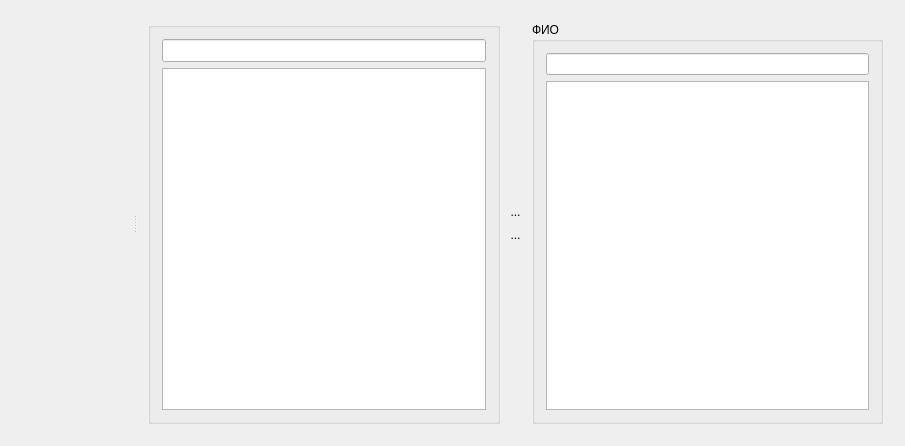
The window that src/zviewgroups.ui (SergeyZaz/Cleaning) describes before a commit, drawn with Qt 5.
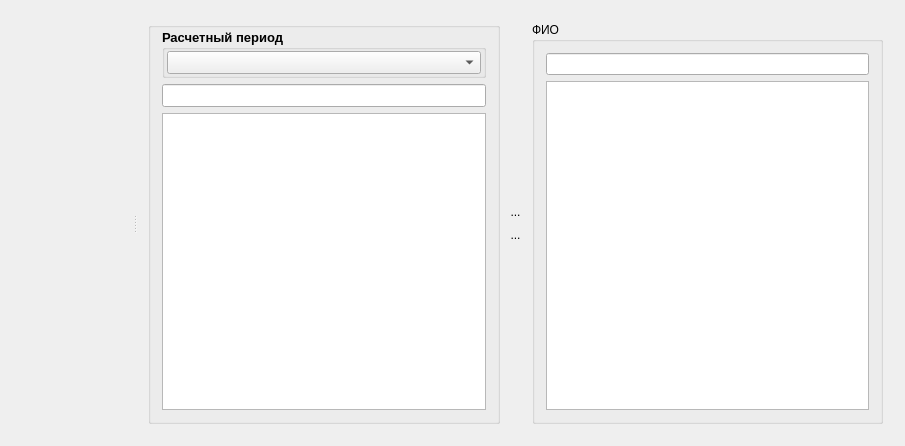
The same window after the commit. Icons and pictures are not drawn. Custom widgets are drawn as their Qt base class.

The edit to the form file:
```diff
--- a/src/zviewgroups.ui
+++ b/src/zviewgroups.ui
@@ -46,6 +46,36 @@
           <string/>
          </property>
          <layout class="QVBoxLayout" name="verticalLayout">
+          <property name="topMargin">
+           <number>1</number>
+          </property>
+          <item>
+           <widget class="QGroupBox" name="pnlPeriod">
+            <property name="title">
+             <string>Расчетный период</string>
+            </property>
+            <layout class="QGridLayout" name="gridLayout_2">
+             <property name="leftMargin">
+              <number>2</number>
+             </property>
+             <property name="topMargin">
+              <number>1</number>
+             </property>
+             <property name="rightMargin">
+              <number>2</number>
+             </property>
+             <property name="bottomMargin">
+              <number>1</number>
+             </property>
+             <property name="spacing">
+              <number>1</number>
+             </property>
+             <item row="0" column="0">
+              <widget class="QComboBox" name="cboPeriod"/>
+             </item>
+            </layout>
+           </widget>
+          </item>
           <item>
            <widget class="QLineEdit" name="txtFilter_2">
             <property name="font">
```
